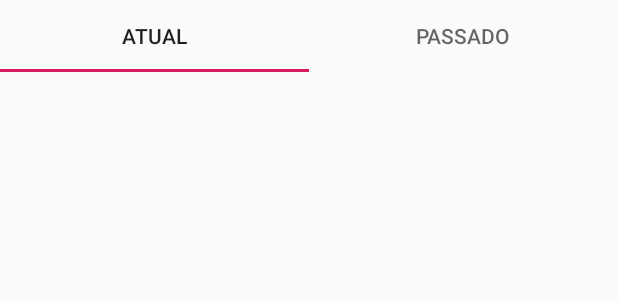
After one commit to jcoelh0/IHC-AEEB, an Android app: the layout activity_atividades_extracur.xml on its own in the app's theme, with its tools: preview values and no code run, on a phone screen of 412 x 824 dp. The commit adds this screen. Shown: the top 300 px of the screen. Run offline under Robolectric (Android 15) with nearby library versions, the phone set to English and light mode, and no system bars.

Commit message:
atividades extracurriculares commenced

```diff
--- /dev/null
+++ b/app/src/main/res/layout/activity_atividades_extracur.xml
@@ -0,0 +1,29 @@
+<?xml version="1.0" encoding="utf-8"?>
+<android.support.constraint.ConstraintLayout
+    xmlns:android="http://schemas.android.com/apk/res/android"
+    xmlns:app="http://schemas.android.com/apk/res-auto"
+    xmlns:tools="http://schemas.android.com/tools"
+    android:layout_width="match_parent"
+    android:layout_height="match_parent"
+    tools:context=".AtividadesExtracur">
+
+    <android.support.design.widget.TabLayout
+        android:id="@+id/tabLayout"
+        android:layout_width="0dp"
+        android:layout_height="wrap_content"
+        app:layout_constraintEnd_toEndOf="parent"
+        app:layout_constraintStart_toStartOf="parent"
+        app:layout_constraintTop_toTopOf="parent">
+
+        <android.support.design.widget.TabItem
+            android:layout_width="wrap_content"
+            android:layout_height="wrap_content"
+            android:text="@string/atual" />
+
+        <android.support.design.widget.TabItem
+            android:layout_width="wrap_content"
+            android:layout_height="wrap_content"
+            android:text="@string/passado" />
+
+    </android.support.design.widget.TabLayout>
+</android.support.constraint.ConstraintLayout>
--- /dev/null
+++ b/app/src/main/res/values/dimens.xml
@@ -0,0 +1,3 @@
+<resources>
+    <dimen name="fab_margin">16dp</dimen>
+</resources>
--- a/app/src/main/res/values/strings.xml
+++ b/app/src/main/res/values/strings.xml
@@ -17,4 +17,8 @@
     <string name="textview">TextView</string>
     <string name="button0">Definições</string>
     <string name="voltar">Voltar</string>
+    <string name="pai_professor">Pai/Professor</string>
+    <string name="title_activity_atividades_extracur">Atividades Extracurriculares</string>
+    <string name="atual">Atual</string>
+    <string name="passado">Passado</string>
 </resources>
--- a/app/src/main/res/values/styles.xml
+++ b/app/src/main/res/values/styles.xml
@@ -8,4 +8,8 @@
         <item name="colorAccent">@color/colorAccent</item>
     </style>
 
+    <style name="AppTheme.AppBarOverlay" parent="ThemeOverlay.AppCompat.Dark.ActionBar" />
+
+    <style name="AppTheme.PopupOverlay" parent="ThemeOverlay.AppCompat.Light" />
+
 </resources>
```
Also changed, not shown: app/src/main/AndroidManifest.xml (+10 -2 lines), app/src/main/java/com/example/myapplication/AtividadesExtracur.java (added, +17 -0 lines), app/src/main/java/com/example/myapplication/MainActivity.java (+27 -6 lines), app/src/main/res/layout/activity_main.xml (+13 -2 lines), app/src/main/res/layout/content_atividades_extracur.xml (added, +11 -0 lines).
